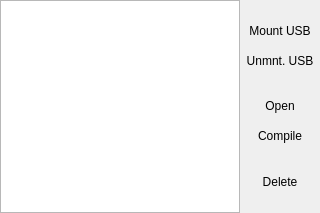
This is cbcui/ui/FileManager.ui in kipr/cbc as Qt 5 draws it before an edit. The edited form follows.
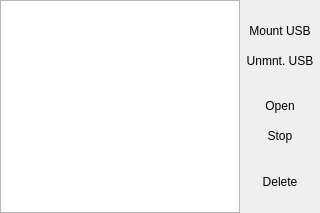
This is the edited form. Icons and pictures are not drawn.

Commit message: added play/stop buttons to file manager for playing sounds in browser.

What changed in the file:
```diff
--- a/cbcui/ui/FileManager.ui
+++ b/cbcui/ui/FileManager.ui
@@ -205,8 +205,8 @@
 color:white;
 }</string>
        </property>
-       <property name="text" >
-        <string>Compile</string>
+       <property name="text">
+        <string>Stop</string>
        </property>
       </widget>
      </item>
```
Left out of the diff: 106 changed lines with no effect on the pictures. The commit also changes 2 other files.
